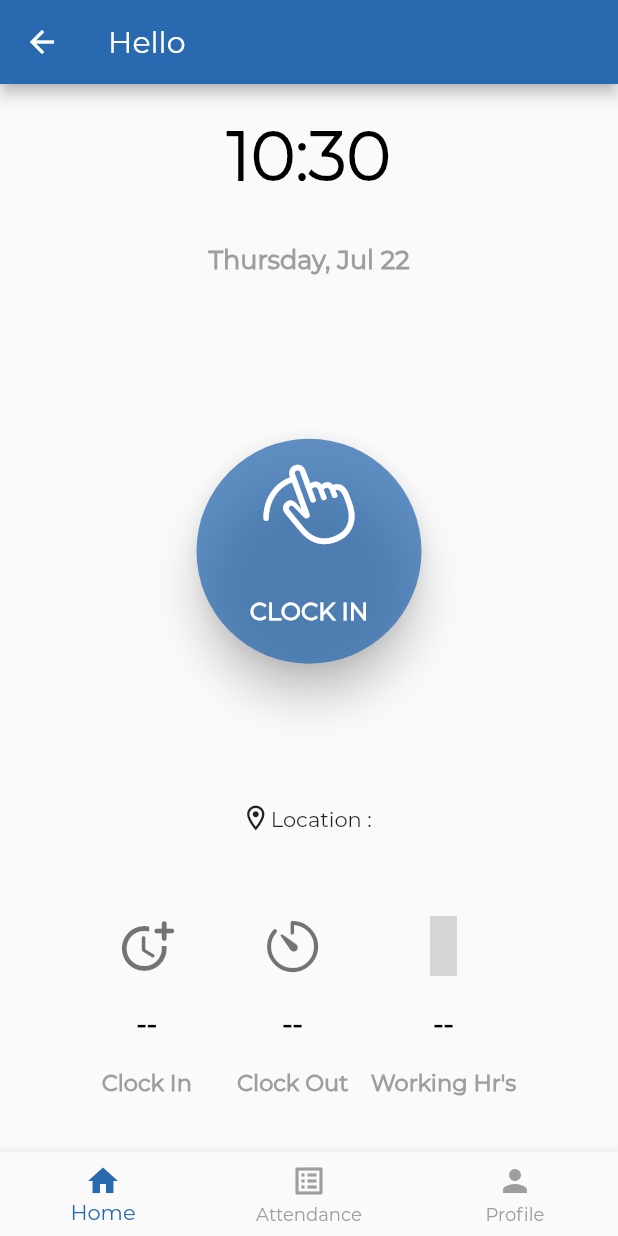
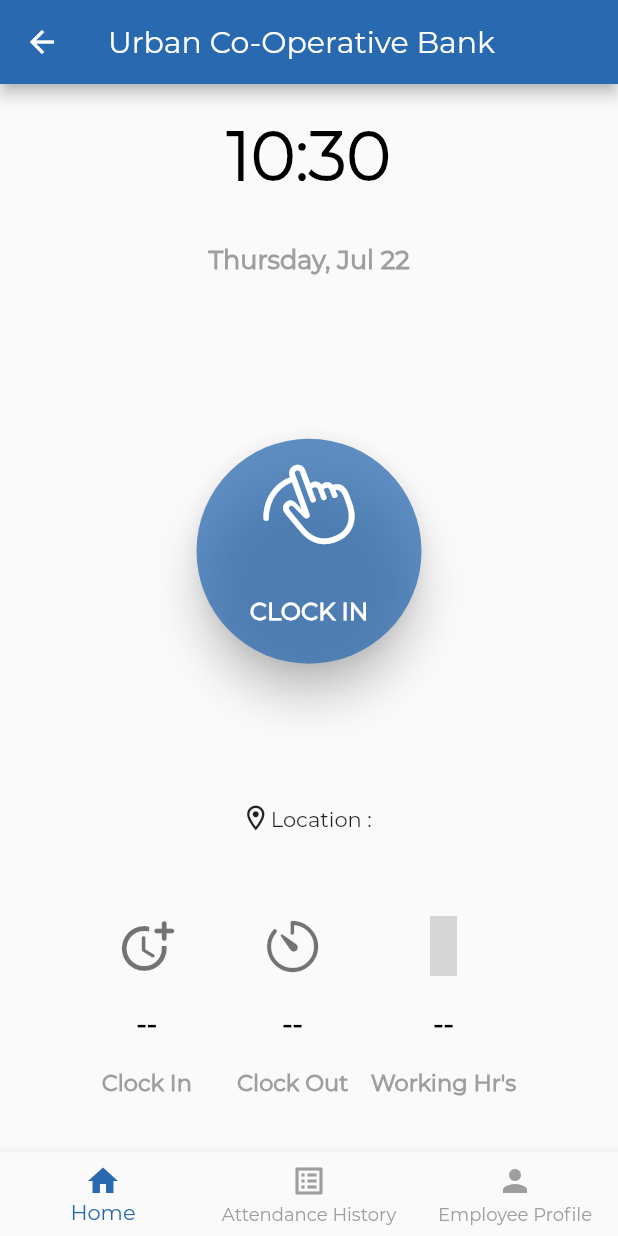
Before and after one commit to guptashashvat/attendance_system, a Flutter app: the AppTabsNavigationController screen opened directly with empty values, on a phone screen of 412 x 824 dp. Run offline on Flutter 3.47's test engine with Material 2 defaults, Android fonts, the phone set to English and light mode, and no system bars; our stand-ins replace geolocator, line_icons; missing offline and left inert: geocoder, mockito; statements that could not run were skipped; grey boxes are pictures that could not be loaded.

```diff
--- a/attendance_system/lib/controllers/app_tabs_navigation_controller.dart
+++ b/attendance_system/lib/controllers/app_tabs_navigation_controller.dart
@@ -35,7 +35,7 @@ class _AppTabsNavigationControllerState
 
     return Scaffold(
       appBar: AppBar(
-        title: Text('Hello'),
+        title: Text('Urban Co-Operative Bank'),
       ),
       body: _children[_currentIndex],
       bottomNavigationBar: BottomNavigationBar(
@@ -57,11 +57,11 @@ class _AppTabsNavigationControllerState
           ),*/
           BottomNavigationBarItem(
             icon: Icon(Icons.list_alt),
-            label: 'Attendance',
+            label: 'Attendance History',
           ),
           BottomNavigationBarItem(
             icon: Icon(Icons.person),
-            label: 'Profile',
+            label: 'Employee Profile',
           )
         ],
       ),
--- a/attendance_system/lib/utilities/home_page_constants.dart
+++ b/attendance_system/lib/screens/home_page_references.dart
@@ -32,3 +32,26 @@ const _clockInOutLabelTextStyle = TextStyle(
 );
 const _clockInButtonColor = Color(0xBB2969B0);
 const _clockOutButtonColor = Colors.red;
+const _outOfRangeAlertTitle = 'Not in office range!';
+const _outOfRangeAlertDescription =
+    'You must be in 100m range of branch for check in';
+const _clockOutConfirmationDialogTitle = 'Clocking Out!';
+const _clockOutConfirmationDescription =
+    'Working hours will be calculated based on your last clock out data of the day. Are you sure you want to Clock Out now?';
+
+final TimeAndDate _timeAndDate = TimeAndDate();
+final Location locationService = Location();
+Map _locationDetails;
+String _clockInOutLabelString = _clockInLabel.toUpperCase();
+Color _clockInOutButtonColor = _clockInButtonColor;
+
+String _clockInTimeString = '--';
+String _clockOutTimeString = '--';
+String _workingHrsString = '--';
+String _time = '';
+String _dayAndDate = '';
+bool clockedIn = false;
+
+Position _lastKnownPosition;
+StreamSubscription<Position> positionStream;
+Timer timer;
--- a/attendance_system/lib/screens/home_page_variables.dart
+++ /dev/null
@@ -1,18 +0,0 @@
-part of '../screens/home_page.dart';
-
-final TimeAndDate _timeAndDate = TimeAndDate();
-final Location locationService = Location();
-Map _locationDetails;
-String _clockInOutLabelString = _clockInLabel.toUpperCase();
-Color _clockInOutButtonColor = _clockInButtonColor;
-
-String _checkInTimeString = '--';
-String _checkOutTimeString = '--';
-String _workingHrsString = '--';
-String _time = '';
-String _dayAndDate = '';
-bool clockedIn = false;
-
-Position _lastKnownPosition;
-StreamSubscription<Position> positionStream;
-Timer timer;
--- a/attendance_system/lib/utilities/constants.dart
+++ b/attendance_system/lib/utilities/constants.dart
@@ -18,3 +18,12 @@ const kBottomContainerColor = Color(0xFFEB1555);
 const branchLatitude = 27.9343;
 const branchLongitude = 80.7882;
 const maximumAcceptableDistanceFromBranch = 100;
+const cancelButtonText = 'Cancel';
+
+class DialogActionButtonsData {
+  final String actionText;
+  final Function action;
+
+  const DialogActionButtonsData(
+      {@required this.actionText, @required this.action});
+}
```
Also changed, not shown: attendance_system/lib/screens/home_page.dart (+31 -15 lines), attendance_system/lib/utilities/common_helpers.dart (added, +50 -0 lines).
